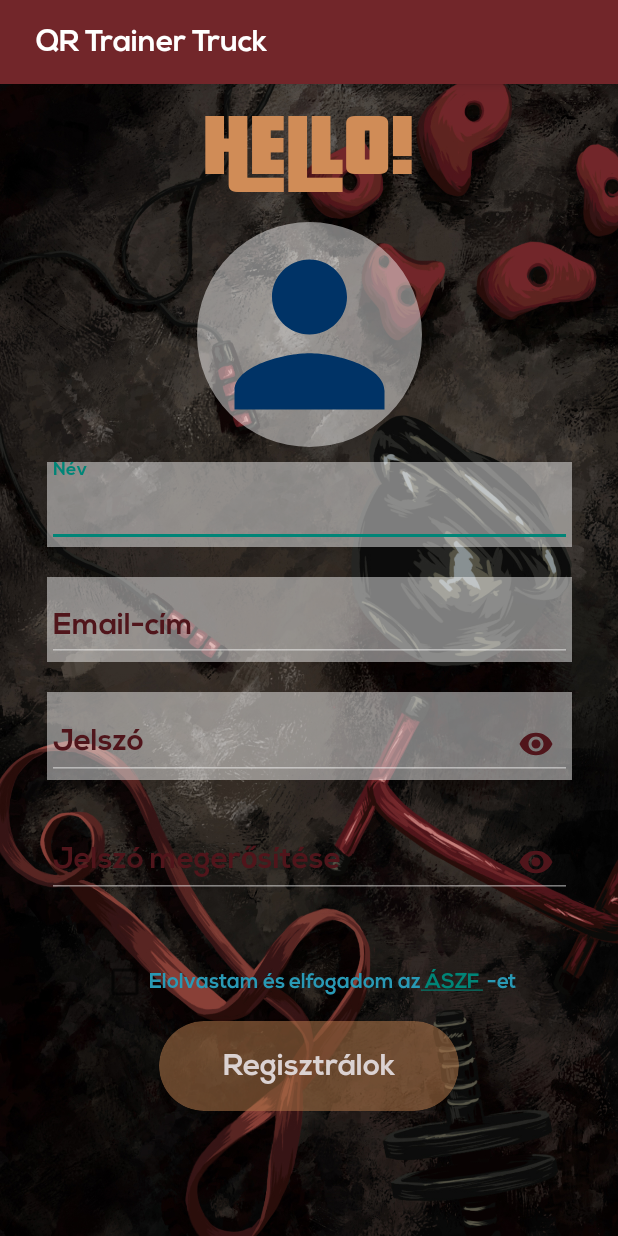
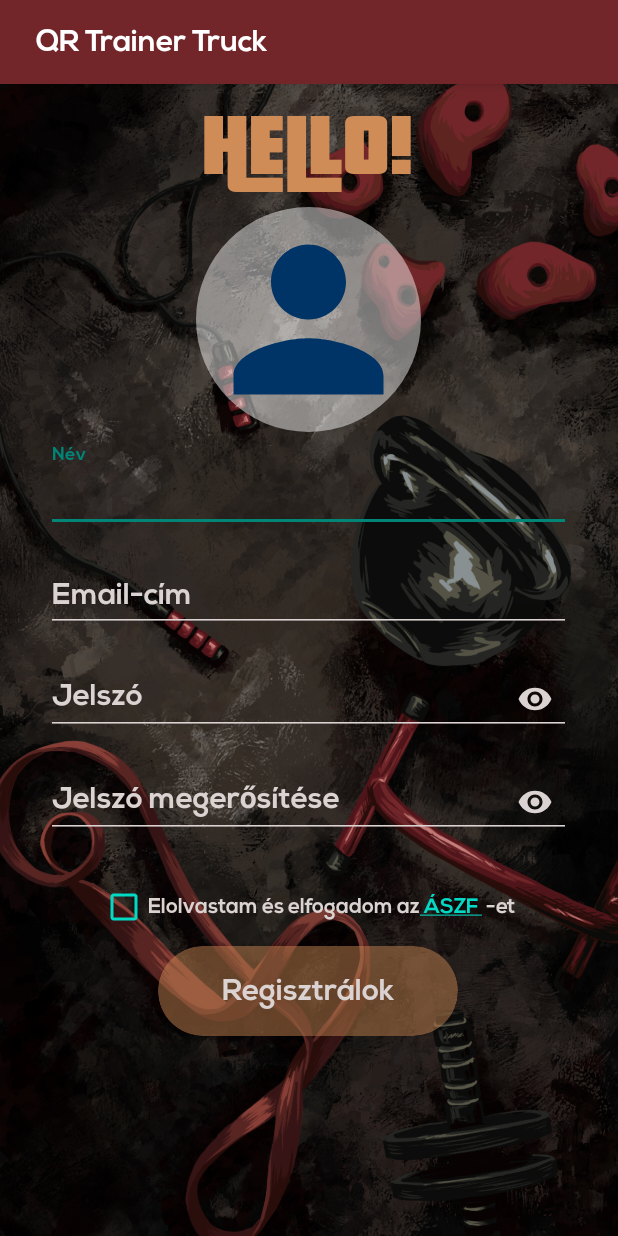
Before and after one commit to KoplanyiDavid/QRTrainerTruck, an Android app: the screen it shows after launch (RegisterFormActivity), after a tap on "Regisztráció", on a phone screen of 412 x 824 dp. Run offline under Robolectric (Android 15) with nearby library versions, the phone set to English and light mode, and no system bars; our stand-ins replace Firebase (no records; nobody signed in at launch, a user with empty details on screens opened directly); pictures from the network do not load.

Commit message:
LoginActivity és RegisterFormActivity kód és layout KÉSZ

```diff
--- a/app/src/main/java/com/vicegym/qrtrainertruck/authentication/LoginActivity.kt
+++ b/app/src/main/java/com/vicegym/qrtrainertruck/authentication/LoginActivity.kt
@@ -5,19 +5,19 @@ import android.net.Uri
 import android.os.Bundle
 import android.util.Log
 import android.widget.Toast
-import com.google.firebase.auth.FirebaseUser
+import androidx.appcompat.app.AppCompatActivity
+import com.google.firebase.auth.ktx.auth
+import com.google.firebase.firestore.ktx.firestore
 import com.google.firebase.ktx.Firebase
 import com.google.firebase.storage.ktx.storage
 import com.vicegym.qrtrainertruck.data.TrainingData
 import com.vicegym.qrtrainertruck.data.myUser
 import com.vicegym.qrtrainertruck.databinding.ActivityLoginBinding
-import com.vicegym.qrtrainertruck.otheractivities.BaseActivity
+import com.vicegym.qrtrainertruck.mainactivity.MainActivity
 import java.io.File
 
-class LoginActivity : BaseActivity() {
-
+class LoginActivity : AppCompatActivity() {
     private lateinit var binding: ActivityLoginBinding
-    private var user: FirebaseUser? = null
 
     override fun onCreate(savedInstanceState: Bundle?) {
         binding = ActivityLoginBinding.inflate(layoutInflater)
@@ -25,25 +25,25 @@ class LoginActivity : BaseActivity() {
         setContentView(binding.root)
     }
 
+    override fun onStart() {
+        super.onStart()
+        // Check if user is signed in (non-null)
+        if (Firebase.auth.currentUser != null)
+            getUserData()
+        else
+            init()
+    }
+
     private fun init() {
         binding.btnSignIn.setOnClickListener { signInWithEmailAndPassword() }
         binding.btnRegister.setOnClickListener { startActivity(Intent(this, RegisterFormActivity::class.java)) }
     }
 
-    override fun onStart() {
-        super.onStart()
-        // Check if user is signed in (non-null)
-        user = auth.currentUser
-        user?.let { getUserData() } //ha user nem null, akk lefut
-        init()
-    }
-
-
     private fun signInWithEmailAndPassword() {
         if (binding.etEmail.text.toString().isEmpty() || binding.etPassword.text.toString().isEmpty()) {
             Toast.makeText(baseContext, "Hiányzó adatok!", Toast.LENGTH_SHORT).show()
         } else {
-            auth.signInWithEmailAndPassword(binding.etEmail.text.toString(), binding.etPassword.text.toString())
+            Firebase.auth.signInWithEmailAndPassword(binding.etEmail.text.toString(), binding.etPassword.text.toString())
                 .addOnCompleteListener(this) { task ->
                     if (task.isSuccessful) {
                         // Sign in success, update UI with the signed-in user's information
@@ -62,7 +62,7 @@ class LoginActivity : BaseActivity() {
     }
 
     private fun getUserData() {
-        db.collection("users").document("${auth.currentUser?.uid}").get()
+        Firebase.firestore.collection("users").document("${Firebase.auth.currentUser?.uid}").get()
             .addOnSuccessListener { document ->
                 if (document != null) {
                     myUser.id = document.data?.get("id") as String?
@@ -88,12 +88,12 @@ class LoginActivity : BaseActivity() {
 
     private fun downloadUserProfilePicture() {
         val storageRef = Firebase.storage.reference
-        val imageRef = storageRef.child("${auth.currentUser?.uid}/profileimage.jpg")
+        val imageRef = storageRef.child("${Firebase.auth.currentUser?.uid}/profileimage.jpg")
         val localFile = File.createTempFile("profilepicture", "jpg")
         imageRef.getFile(localFile).addOnSuccessListener {
             Log.d("DWPIC", "OK")
             myUser.profilePicture = Uri.fromFile(localFile).toString()
-            startMainActivity(baseContext)
+            startActivity(Intent(baseContext, MainActivity::class.java))
         }
             .addOnFailureListener {
                 Log.d("DWPIC", "NEM OK: $it")
--- a/app/src/main/java/com/vicegym/qrtrainertruck/otheractivities/BaseActivity.kt
+++ b/app/src/main/java/com/vicegym/qrtrainertruck/otheractivities/BaseActivity.kt
@@ -24,8 +24,7 @@ import com.vicegym.qrtrainertruck.mainactivity.MainActivity
 import java.io.File
 
 abstract class BaseActivity : AppCompatActivity() {
-    protected var auth: FirebaseAuth = Firebase.auth
-    protected var db: FirebaseFirestore = Firebase.firestore
+
 
     protected fun haveInternedConnection(context: Context?): Boolean {
         return if (context != null) {
@@ -37,8 +36,4 @@ abstract class BaseActivity : AppCompatActivity() {
             false
         }
     }
-
-    protected fun startMainActivity(context: Context) {
-        startActivity(Intent(context, MainActivity::class.java))
-    }
 }
--- a/app/src/main/res/drawable/round_corner.xml
+++ b/app/src/main/res/drawable/round_corner.xml
@@ -5,5 +5,4 @@
     <solid android:color="@color/braun_transparent" />
     <corners android:radius="100dp" />
 
-
 </shape>
--- a/app/src/main/res/layout/activity_register_form.xml
+++ b/app/src/main/res/layout/activity_register_form.xml
@@ -7,15 +7,19 @@
     android:background="@drawable/bg_login_reg"
     tools:context=".authentication.RegisterFormActivity">
 
+    <ScrollView
+        android:layout_width="match_parent"
+        android:layout_height="match_parent"
+        app:layout_constraintBottom_toBottomOf="parent"
+        app:layout_constraintEnd_toEndOf="parent"
+        app:layout_constraintStart_toStartOf="parent"
+        app:layout_constraintTop_toTopOf="parent">
+
         <LinearLayout
             android:layout_width="wrap_content"
             android:layout_height="wrap_content"
-        android:orientation="vertical"
-        app:layout_constraintBottom_toBottomOf="parent"
-        app:layout_constraintEnd_toEndOf="parent"
-        app:layout_constraintStart_toStartOf="parent"
-        app:layout_constraintTop_toTopOf="parent"
-        app:layout_constraintVertical_bias="0">
+            android:layout_gravity="center_horizontal"
+            android:orientation="vertical">
 
             <TextView
                 android:id="@+id/tvWelcome"
@@ -32,7 +36,7 @@
                 android:layout_width="150dp"
                 android:layout_height="150dp"
                 android:layout_gravity="center_horizontal"
-            android:layout_marginTop="20dp"
+                android:layout_marginTop="10dp"
                 android:background="#77FFFFFF"
                 android:scaleType="centerCrop"
                 android:src="@drawable/ic_profile"
@@ -43,78 +47,75 @@
                 android:layout_height="wrap_content"
                 android:layout_marginTop="10dp"
                 android:hint="Név"
-            android:textColorHint="@color/dark_red"
-            android:background="#77FFFFFF">
+                android:textColorHint="@color/grey">
 
                 <com.google.android.material.textfield.TextInputEditText
                     android:id="@+id/etName"
                     android:layout_width="350dp"
                     android:layout_height="wrap_content"
-                android:backgroundTint="#77FFFFFF"
                     android:fontFamily="@font/nexa_bold"
                     android:inputType="textPersonName"
-                android:textColor="@color/dark_red"
-                android:textSize="20sp" />
+                    android:textColor="@color/grey"
+                    android:textSize="20sp"
+                    app:backgroundTint="@color/grey" />
             </com.google.android.material.textfield.TextInputLayout>
 
             <com.google.android.material.textfield.TextInputLayout
                 android:layout_width="wrap_content"
                 android:layout_height="wrap_content"
-            android:layout_marginTop="20dp"
+                android:layout_marginTop="10dp"
                 android:hint="Email-cím"
-            android:textColorHint="@color/dark_red"
-            android:background="#77FFFFFF">
+                android:textColorHint="@color/grey">
 
                 <com.google.android.material.textfield.TextInputEditText
                     android:id="@+id/etEmail"
                     android:layout_width="350dp"
                     android:layout_height="wrap_content"
-                android:backgroundTint="#77FFFFFF"
                     android:fontFamily="@font/nexa_bold"
                     android:inputType="textEmailAddress"
-                android:textColor="@color/dark_red"
-                android:textSize="20sp" />
+                    android:textColor="@color/grey"
+                    android:textSize="20sp"
+                    app:backgroundTint="@color/grey" />
             </com.google.android.material.textfield.TextInputLayout>
 
             <com.google.android.material.textfield.TextInputLayout
                 android:layout_width="wrap_content"
                 android:layout_height="wrap_content"
-            android:layout_marginTop="20dp"
+                android:layout_marginTop="10dp"
                 android:hint="Jelszó"
-            android:background="#77FFFFFF"
-            android:textColorHint="@color/dark_red"
+                android:textColorHint="@color/grey"
                 app:passwordToggleEnabled="true"
-            app:passwordToggleTint="@color/dark_red">
+                app:passwordToggleTint="@color/grey">
 
                 <com.google.android.material.textfield.TextInputEditText
                     android:id="@+id/etPassword"
                     android:layout_width="350dp"
                     android:layout_height="wrap_content"
-                android:backgroundTint="#77FFFFFF"
                     android:fontFamily="@font/nexa_bold"
                     android:inputType="textPassword"
-                android:textColor="@color/dark_red"
-                android:textSize="20sp" />
+                    android:textColor="@color/grey"
+                    android:textSize="20sp"
+                    app:backgroundTint="@color/grey" />
             </com.google.android.material.textfield.TextInputLayout>
 
             <com.google.android.material.textfield.TextInputLayout
                 android:layout_width="wrap_content"
                 android:layout_height="wrap_content"
-            android:layout_marginTop="20dp"
+                android:layout_marginTop="10dp"
                 android:hint="Jelszó megerősítése"
-            android:textColorHint="@color/dark_red"
+                android:textColorHint="@color/grey"
                 app:passwordToggleEnabled="true"
-            app:passwordToggleTint="@color/dark_red">
+                app:passwordToggleTint="@color/grey">
 
                 <com.google.android.material.textfield.TextInputEditText
                     android:id="@+id/etConfirmPassword"
                     android:layout_width="350dp"
                     android:layout_height="wrap_content"
-                android:backgroundTint="#77FFFFFF"
                     android:fontFamily="@font/nexa_bold"
                     android:inputType="textPassword"
-                android:textColor="@color/black"
-                android:textSize="20sp" />
+                    android:textColor="@color/grey"
+                    android:textSize="20sp"
+                    app:backgroundTint="@color/grey" />
             </com.google.android.material.textfield.TextInputLayout>
 
             <CheckBox
@@ -122,9 +123,11 @@
                 android:layout_width="wrap_content"
                 android:layout_height="wrap_content"
                 android:layout_gravity="center_horizontal"
-            android:layout_marginTop="40dp"
+                android:layout_marginTop="30dp"
+                android:buttonTint="@color/teal_200"
                 android:text="@string/terms_and_conditions"
-            android:textColor="#2999b5" />
+                android:textColor="@color/grey"
+                android:textColorLink="@color/teal_200" />
 
             <androidx.cardview.widget.CardView
                 android:layout_width="wrap_content"
@@ -146,6 +149,6 @@
                     android:textSize="20sp" />
 
             </androidx.cardview.widget.CardView>
-
         </LinearLayout>
+    </ScrollView>
 </androidx.constraintlayout.widget.ConstraintLayout>
```
Also changed, not shown: app/src/main/java/com/vicegym/qrtrainertruck/authentication/RegisterFormActivity.kt (+9 -6 lines), app/src/main/java/com/vicegym/qrtrainertruck/mainactivity/MainActivity.kt (+5 -3 lines), app/src/main/java/com/vicegym/qrtrainertruck/otheractivities/UserDataModifyActivity.kt (+4 -5 lines). Lines whose indentation alone changed are shown as unchanged.
